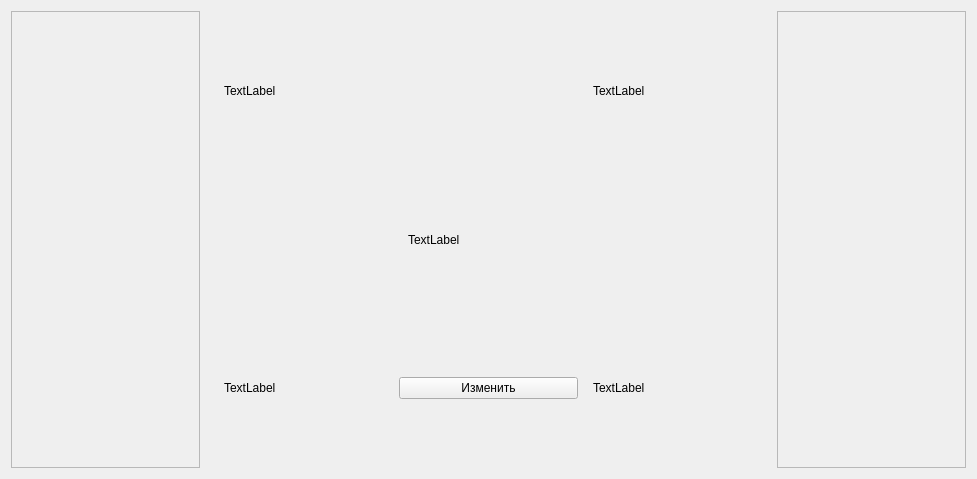
First picture: the form in calculationscreen.ui, repository evilpeopletyranny/BallastStand, before the edit.
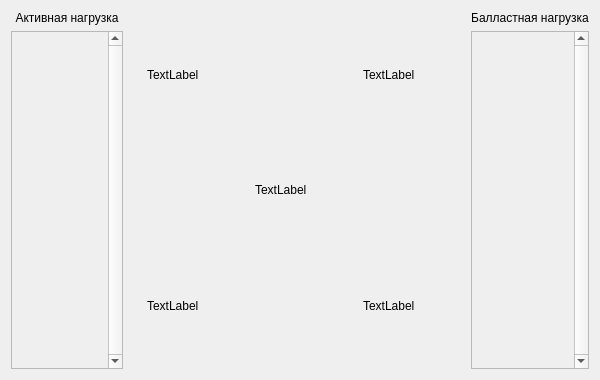
Second picture: the form after the edit.

```diff
--- a/calculationscreen.ui
+++ b/calculationscreen.ui
@@ -6,8 +6,8 @@
    <rect>
     <x>0</x>
     <y>0</y>
-    <width>977</width>
-    <height>479</height>
+    <width>600</width>
+    <height>380</height>
    </rect>
   </property>
   <property name="windowTitle">
@@ -15,7 +15,28 @@
   </property>
   <layout class="QHBoxLayout" name="horizontalLayout" stretch="1,3,1">
    <item>
+    <layout class="QVBoxLayout" name="verticalLayout">
+     <property name="topMargin">
+      <number>0</number>
+     </property>
+     <property name="rightMargin">
+      <number>0</number>
+     </property>
+     <item>
+      <widget class="QLabel" name="label_6">
+       <property name="text">
+        <string>Активная нагрузка</string>
+       </property>
+       <property name="alignment">
+        <set>Qt::AlignCenter</set>
+       </property>
+      </widget>
+     </item>
+     <item>
     <widget class="QScrollArea" name="activeArea">
+       <property name="verticalScrollBarPolicy">
+        <enum>Qt::ScrollBarAlwaysOn</enum>
+       </property>
      <property name="widgetResizable">
       <bool>true</bool>
      </property>
@@ -24,42 +45,18 @@
        <rect>
         <x>0</x>
         <y>0</y>
-        <width>187</width>
-        <height>459</height>
+          <width>117</width>
+          <height>335</height>
        </rect>
       </property>
      </widget>
     </widget>
+     </item>
+    </layout>
    </item>
    <item>
     <widget class="QWidget" name="widget" native="true">
      <layout class="QGridLayout" name="gridLayout" rowstretch="1,1,1" columnstretch="1,1,1">
-      <item row="2" column="2">
-       <widget class="QWidget" name="widget_5" native="true">
-        <layout class="QHBoxLayout" name="horizontalLayout_6">
-         <item>
-          <widget class="QLabel" name="label_4">
-           <property name="text">
-            <string>TextLabel</string>
-           </property>
-          </widget>
-         </item>
-        </layout>
-       </widget>
-      </item>
-      <item row="2" column="0">
-       <widget class="QWidget" name="widget_4" native="true">
-        <layout class="QHBoxLayout" name="horizontalLayout_5">
-         <item>
-          <widget class="QLabel" name="label_3">
-           <property name="text">
-            <string>TextLabel</string>
-           </property>
-          </widget>
-         </item>
-        </layout>
-       </widget>
-      </item>
       <item row="0" column="0">
        <widget class="QWidget" name="widget_2" native="true">
         <layout class="QHBoxLayout" name="horizontalLayout_4">
@@ -73,19 +70,6 @@
         </layout>
        </widget>
       </item>
-      <item row="0" column="2">
-       <widget class="QWidget" name="widget_3" native="true">
-        <layout class="QHBoxLayout" name="horizontalLayout_3">
-         <item>
-          <widget class="QLabel" name="label_2">
-           <property name="text">
-            <string>TextLabel</string>
-           </property>
-          </widget>
-         </item>
-        </layout>
-       </widget>
-      </item>
       <item row="1" column="1">
        <widget class="QWidget" name="widget_8" native="true">
         <layout class="QHBoxLayout" name="horizontalLayout_2">
@@ -99,48 +83,71 @@
         </layout>
        </widget>
       </item>
-      <item row="2" column="1">
+      <item row="2" column="2">
+       <widget class="QWidget" name="widget_5" native="true">
+        <layout class="QHBoxLayout" name="horizontalLayout_6">
+         <item>
+          <widget class="QLabel" name="label_4">
+           <property name="text">
+            <string>TextLabel</string>
+           </property>
+          </widget>
+         </item>
+        </layout>
+       </widget>
+      </item>
+      <item row="0" column="2">
+       <widget class="QWidget" name="widget_3" native="true">
+        <layout class="QHBoxLayout" name="horizontalLayout_3">
+         <item>
+          <widget class="QLabel" name="label_2">
+           <property name="text">
+            <string>TextLabel</string>
+           </property>
+          </widget>
+         </item>
+        </layout>
+       </widget>
+      </item>
+      <item row="2" column="0">
+       <widget class="QWidget" name="widget_4" native="true">
+        <layout class="QHBoxLayout" name="horizontalLayout_5">
+         <item>
+          <widget class="QLabel" name="label_3">
+           <property name="text">
+            <string>TextLabel</string>
+           </property>
+          </widget>
+         </item>
+        </layout>
+       </widget>
+      </item>
+     </layout>
+    </widget>
+   </item>
+   <item>
        <layout class="QVBoxLayout" name="verticalLayout_2">
-        <item>
-         <spacer name="verticalSpacer_2">
-          <property name="orientation">
-           <enum>Qt::Vertical</enum>
-          </property>
-          <property name="sizeHint" stdset="0">
-           <size>
-            <width>20</width>
-            <height>40</height>
-           </size>
-          </property>
-         </spacer>
-        </item>
+     <property name="topMargin">
+      <number>0</number>
+     </property>
+     <property name="rightMargin">
+      <number>0</number>
+     </property>
         <item>
-         <widget class="QPushButton" name="pushButton">
+      <widget class="QLabel" name="label_7">
           <property name="text">
-           <string>Изменить</string>
-          </property>
-         </widget>
-        </item>
-        <item>
-         <spacer name="verticalSpacer">
-          <property name="orientation">
-           <enum>Qt::Vertical</enum>
-          </property>
-          <property name="sizeHint" stdset="0">
-           <size>
-            <width>20</width>
-            <height>40</height>
-           </size>
-          </property>
-         </spacer>
-        </item>
-       </layout>
-      </item>
-     </layout>
+        <string>Балластная нагрузка</string>
+       </property>
+       <property name="alignment">
+        <set>Qt::AlignCenter</set>
+       </property>
     </widget>
    </item>
    <item>
     <widget class="QScrollArea" name="ballastArea">
+       <property name="verticalScrollBarPolicy">
+        <enum>Qt::ScrollBarAlwaysOn</enum>
+       </property>
      <property name="widgetResizable">
       <bool>true</bool>
      </property>
@@ -149,12 +156,14 @@
        <rect>
         <x>0</x>
         <y>0</y>
-        <width>187</width>
-        <height>459</height>
+          <width>132</width>
+          <height>335</height>
        </rect>
       </property>
      </widget>
     </widget>
+     </item>
+    </layout>
    </item>
   </layout>
  </widget>
```
Lines whose indentation alone changed are shown as unchanged.
